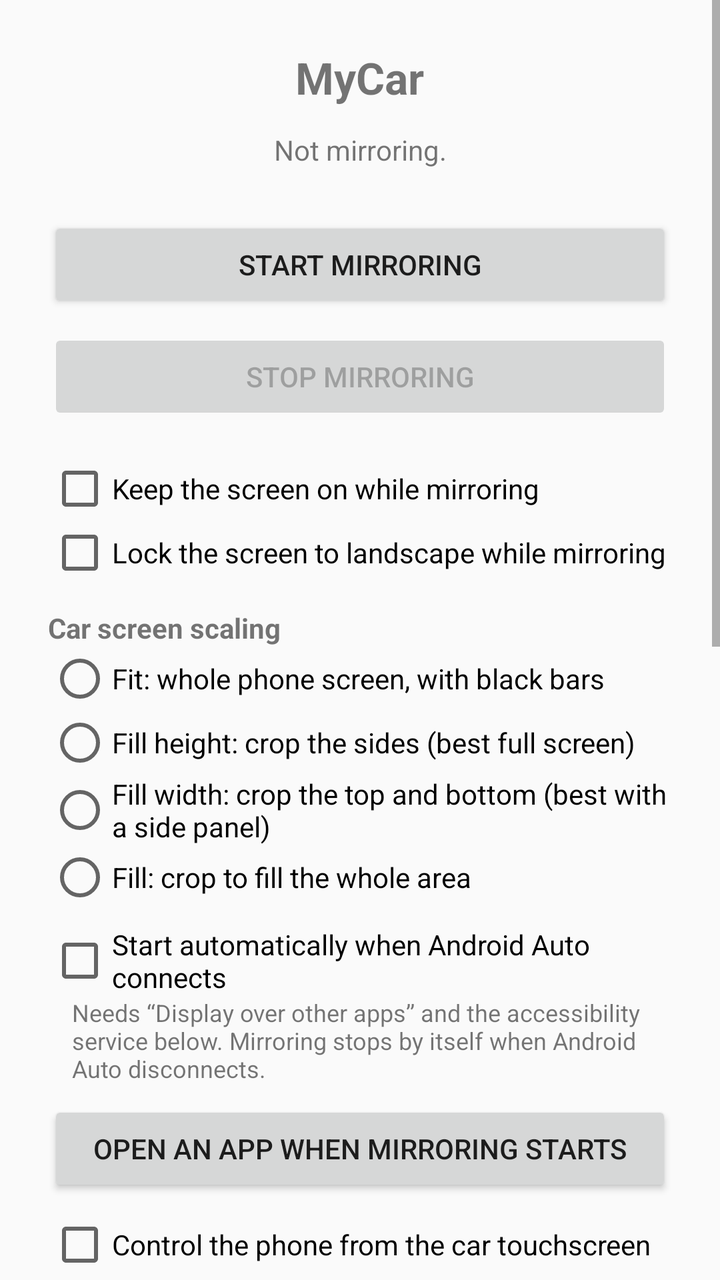
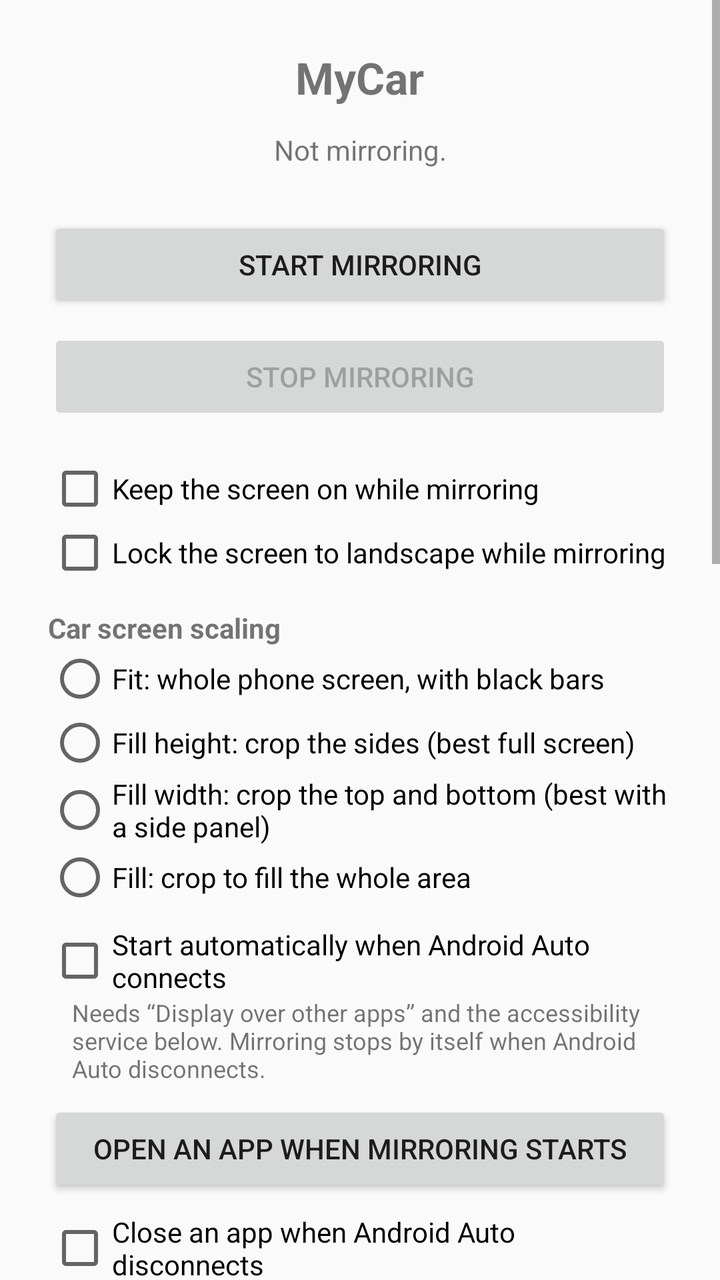

Screens rendered from an Android XML layout before and after an edit, with the pre-edit source and the edit as a unified diff.
<!-- AndroidManifest.xml: application theme Theme.MyCar -->
<!-- res/layout/activity_main.xml -->
<?xml version="1.0" encoding="utf-8"?>
<ScrollView xmlns:android="http://schemas.android.com/apk/res/android"
    android:layout_width="match_parent"
    android:layout_height="match_parent"
    android:fillViewport="true">

    <LinearLayout
        android:layout_width="match_parent"
        android:layout_height="wrap_content"
        android:orientation="vertical"
        android:gravity="center"
        android:padding="24dp">

        <TextView
            android:id="@+id/title"
            android:layout_width="wrap_content"
            android:layout_height="wrap_content"
            android:text="@string/app_name"
            android:textSize="22sp"
            android:textStyle="bold" />

        <TextView
            android:id="@+id/status"
            android:layout_width="match_parent"
            android:layout_height="wrap_content"
            android:layout_marginTop="12dp"
            android:gravity="center"
            android:text="@string/status_idle" />

        <Button
            android:id="@+id/start"
            android:layout_width="match_parent"
            android:layout_height="wrap_content"
            android:layout_marginTop="24dp"
            android:text="@string/start_mirroring" />

        <Button
            android:id="@+id/stop"
            android:layout_width="match_parent"
            android:layout_height="wrap_content"
            android:layout_marginTop="8dp"
            android:enabled="false"
            android:text="@string/stop_mirroring" />

        <CheckBox
            android:id="@+id/keep_screen_on"
            android:layout_width="match_parent"
            android:layout_height="wrap_content"
            android:layout_marginTop="16dp"
            android:text="@string/keep_screen_on" />

        <CheckBox
            android:id="@+id/lock_landscape"
            android:layout_width="match_parent"
            android:layout_height="wrap_content"
            android:text="@string/lock_landscape" />

        <TextView
            android:layout_width="match_parent"
            android:layout_height="wrap_content"
            android:layout_marginTop="12dp"
            android:text="@string/scale_mode"
            android:textStyle="bold" />

        <RadioGroup
            android:id="@+id/scale_group"
            android:layout_width="match_parent"
            android:layout_height="wrap_content">

            <RadioButton
                android:id="@+id/scale_fit"
                android:layout_width="match_parent"
                android:layout_height="wrap_content"
                android:text="@string/scale_fit" />

            <RadioButton
                android:id="@+id/scale_fill_height"
                android:layout_width="match_parent"
                android:layout_height="wrap_content"
                android:text="@string/scale_fill_height" />

            <RadioButton
                android:id="@+id/scale_fill_width"
                android:layout_width="match_parent"
                android:layout_height="wrap_content"
                android:text="@string/scale_fill_width" />

            <RadioButton
                android:id="@+id/scale_fill"
                android:layout_width="match_parent"
                android:layout_height="wrap_content"
                android:text="@string/scale_fill" />
        </RadioGroup>

        <CheckBox
            android:id="@+id/auto_start"
            android:layout_width="match_parent"
            android:layout_height="wrap_content"
            android:layout_marginTop="8dp"
            android:text="@string/auto_start" />

        <TextView
            android:id="@+id/auto_start_hint"
            android:layout_width="match_parent"
            android:layout_height="wrap_content"
            android:layout_marginStart="8dp"
            android:textSize="12sp"
            android:text="@string/auto_start_hint" />

        <Button
            android:id="@+id/start_app"
            android:layout_width="match_parent"
            android:layout_height="wrap_content"
            android:layout_marginTop="8dp"
            android:text="@string/start_app" />

        <CheckBox
            android:id="@+id/touch_control"
            android:layout_width="match_parent"
            android:layout_height="wrap_content"
            android:layout_marginTop="8dp"
            android:text="@string/touch_control" />

        <Button
            android:id="@+id/accessibility_settings"
            android:layout_width="match_parent"
            android:layout_height="wrap_content"
            android:text="@string/open_accessibility_settings" />

        <CheckBox
            android:id="@+id/quick_launch"
            android:layout_width="match_parent"
            android:layout_height="wrap_content"
            android:layout_marginTop="8dp"
            android:text="@string/quick_launch" />

        <TextView
            android:layout_width="match_parent"
            android:layout_height="wrap_content"
            android:layout_marginStart="8dp"
            android:textSize="12sp"
            android:text="@string/quick_launch_hint" />

        <Button
            android:id="@+id/manage_launcher_apps"
            android:layout_width="match_parent"
            android:layout_height="wrap_content"
            android:layout_marginTop="8dp"
            android:text="@string/manage_launcher_apps" />

        <TextView
            android:layout_width="match_parent"
            android:layout_height="wrap_content"
            android:layout_marginTop="16dp"
            android:text="@string/car_category"
            android:textStyle="bold" />

        <RadioGroup
            android:id="@+id/category_group"
            android:layout_width="match_parent"
            android:layout_height="wrap_content">

            <RadioButton
                android:id="@+id/category_navigation"
                android:layout_width="match_parent"
                android:layout_height="wrap_content"
                android:text="@string/car_category_navigation" />

            <RadioButton
                android:id="@+id/category_weather"
                android:layout_width="match_parent"
                android:layout_height="wrap_content"
                android:text="@string/car_category_weather" />
        </RadioGroup>

        <TextView
            android:layout_width="match_parent"
            android:layout_height="wrap_content"
            android:layout_marginStart="8dp"
            android:textSize="12sp"
            android:text="@string/car_category_hint" />

        <Button
            android:id="@+id/check_updates"
            android:layout_width="match_parent"
            android:layout_height="wrap_content"
            android:layout_marginTop="24dp"
            android:text="@string/check_updates" />

        <TextView
            android:id="@+id/update_status"
            android:layout_width="match_parent"
            android:layout_height="wrap_content"
            android:layout_marginTop="8dp"
            android:gravity="center"
            android:textSize="12sp" />

        <TextView
            android:layout_width="match_parent"
            android:layout_height="wrap_content"
            android:layout_marginTop="24dp"
            android:textSize="12sp"
            android:text="@string/help_text" />

    </LinearLayout>

</ScrollView>
<!-- resources referenced by this layout -->
<resources>
  <string name="app_name">MyCar</string>
  <string name="auto_start">Start automatically when Android Auto connects</string>
  <string name="auto_start_hint">Needs “Display over other apps” and the accessibility service below. Mirroring stops by itself when Android Auto disconnects.</string>
  <string name="car_category">Android Auto category</string>
  <string name="car_category_hint">Takes effect when Android Auto reconnects.</string>
  <string name="car_category_navigation">Navigation (in the navigation launcher)</string>
  <string name="car_category_weather">Weather (leaves the navigation slot free)</string>
  <string name="check_updates">Check for updates</string>
  <string name="help_text">With auto-start on, mirroring begins by itself when Android Auto connects and stops when it disconnects. Otherwise tap Start mirroring, then open MyCar from the Android Auto launcher in your car. If capture stops on its own while connected (a phone call or a screen lock), MyCar asks for it again and reopens the chosen app. Android asks for capture permission again every time capture is stopped.\n\nApps that set FLAG_SECURE (banking, DRM video, some password fields) will appear black.</string>
  <string name="keep_screen_on">Keep the screen on while mirroring</string>
  <string name="lock_landscape">Lock the screen to landscape while mirroring</string>
  <string name="manage_launcher_apps">Choose launcher apps</string>
  <string name="open_accessibility_settings">Enable touch control (Accessibility settings)</string>
  <string name="quick_launch">Show the quick launch menu on the car screen</string>
  <string name="quick_launch_hint">Always shown on the car screen as a strip of icons — on the right, or along the bottom while a media panel is open. Opening an app needs "Display over other apps"; the rotate button needs "Modify system settings".</string>
  <string name="scale_fill">Fill: crop to fill the whole area</string>
  <string name="scale_fill_height">Fill height: crop the sides (best full screen)</string>
  <string name="scale_fill_width">Fill width: crop the top and bottom (best with a side panel)</string>
  <string name="scale_fit">Fit: whole phone screen, with black bars</string>
  <string name="scale_mode">Car screen scaling</string>
  <string name="start_app">Open an app when mirroring starts</string>
  <string name="start_mirroring">Start mirroring</string>
  <string name="status_idle">Not mirroring.</string>
  <string name="stop_mirroring">Stop mirroring</string>
  <string name="touch_control">Control the phone from the car touchscreen</string>
  <style name="Theme.MyCar" parent="Theme.AppCompat.Light.DarkActionBar" />
</resources>

<!-- the commit's change to res/layout/activity_main.xml (unified diff, before → after) -->
@@ -115,6 +115,33 @@
             android:text="@string/start_app" />
 
         <CheckBox
+            android:id="@+id/close_app"
+            android:layout_width="match_parent"
+            android:layout_height="wrap_content"
+            android:layout_marginTop="8dp"
+            android:text="@string/close_app" />
+
+        <TextView
+            android:layout_width="match_parent"
+            android:layout_height="wrap_content"
+            android:layout_marginStart="8dp"
+            android:textSize="12sp"
+            android:text="@string/close_app_hint" />
+
+        <Button
+            android:id="@+id/close_app_picker"
+            android:layout_width="match_parent"
+            android:layout_height="wrap_content"
+            android:text="@string/close_app_pick" />
+
+        <CheckBox
+            android:id="@+id/close_app_hard"
+            android:layout_width="match_parent"
+            android:layout_height="wrap_content"
+            android:layout_marginStart="8dp"
+            android:text="@string/close_app_hard" />
+
+        <CheckBox
             android:id="@+id/touch_control"
             android:layout_width="match_parent"
             android:layout_height="wrap_content"
<!-- resource entries referenced after the edit -->
@@ -8,6 +8,10 @@
   <string name="car_category_navigation">Navigation (in the navigation launcher)</string>
   <string name="car_category_weather">Weather (leaves the navigation slot free)</string>
   <string name="check_updates">Check for updates</string>
+  <string name="close_app">Close an app when Android Auto disconnects</string>
+  <string name="close_app_hard">Force stop it (stops media and background work)</string>
+  <string name="close_app_hint">Needs the accessibility service below: it leaves the app, or force stops it if you choose that. Without it, Android only lets MyCar reap the app\'s background process (Android 13 and below).</string>
+  <string name="close_app_pick">Choose app to close</string>
   <string name="help_text">With auto-start on, mirroring begins by itself when Android Auto connects and stops when it disconnects. Otherwise tap Start mirroring, then open MyCar from the Android Auto launcher in your car. If capture stops on its own while connected (a phone call or a screen lock), MyCar asks for it again and reopens the chosen app. Android asks for capture permission again every time capture is stopped.\n\nApps that set FLAG_SECURE (banking, DRM video, some password fields) will appear black.</string>
   <string name="keep_screen_on">Keep the screen on while mirroring</string>
   <string name="lock_landscape">Lock the screen to landscape while mirroring</string>
